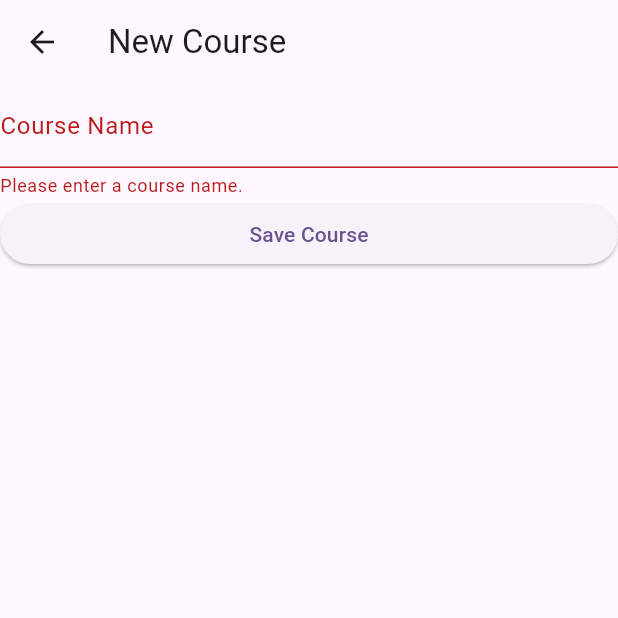
After one commit to Huotsty/W5-Observer_Pattern-State-Management, a Flutter app: the NewCourse screen opened directly, after a tap on "Save Course", on a phone screen of 412 x 824 dp, the top half of it. The commit adds this screen. Run offline on Flutter 3.47's test engine with Material 3 defaults, Android fonts, the phone set to English and light mode, and no system bars.

Commit message:
update directory

```diff
--- a/lib/Week6/EX-1-START-CODE/main.dart
+++ b/lib/Week6/EX-1-START-CODE/main.dart
@@ -1,8 +1,8 @@
 import 'package:flutter/material.dart';
 import 'package:provider/provider.dart';
-import 'package:week5/EX-1-START-CODE/providers/courses_provider.dart';
-import 'package:week5/EX-1-START-CODE/repositories/courses_mock_repository.dart';
-import 'package:week5/EX-1-START-CODE/screens/new_course_list_screen.dart';
+import 'package:week5/Week6/EX-1-START-CODE/providers/courses_provider.dart';
+import 'package:week5/Week6/EX-1-START-CODE/repositories/courses_mock_repository.dart';
+import 'package:week5/Week6/EX-1-START-CODE/screens/new_course_list_screen.dart';
 
 
 void main() {
--- a/lib/Week6/EX-1-START-CODE/providers/courses_provider.dart
+++ b/lib/Week6/EX-1-START-CODE/providers/courses_provider.dart
@@ -1,9 +1,10 @@
 import 'package:flutter/material.dart';
-import 'package:week5/EX-1-START-CODE/repositories/courses_repository.dart';
+import 'package:week5/Week6/EX-1-START-CODE/repositories/courses_repository.dart';
+
+import '../models/course.dart';
 
 
-import '../models/course.dart';
-class CourseProvider with ChangeNotifier{
+class CourseProvider extends ChangeNotifier{
   final CourseRepository repository;
   List<Course> _courses = [];
   CourseProvider({required this.repository}){
--- a/lib/Week6/EX-1-START-CODE/repositories/courses_mock_repository.dart
+++ b/lib/Week6/EX-1-START-CODE/repositories/courses_mock_repository.dart
@@ -1,6 +1,5 @@
-import 'package:week5/EX-1-START-CODE/models/course.dart';
 
-
+import '../models/course.dart';
 import 'courses_repository.dart';
 
 class CourseMockRepository extends CourseRepository{
--- a/lib/Week6/EX-1-START-CODE/repositories/courses_repository.dart
+++ b/lib/Week6/EX-1-START-CODE/repositories/courses_repository.dart
@@ -1,3 +1,4 @@
+
 import '../models/course.dart';
 
 abstract class CourseRepository{
--- a/lib/Week6/EX-1-START-CODE/screens/course_list_screen.dart
+++ b/lib/Week6/EX-1-START-CODE/screens/course_list_screen.dart
@@ -1,5 +1,6 @@
 import 'package:flutter/material.dart';
 import '../models/course.dart';
+
 import 'course_screen.dart';
 
 const Color mainColor = Colors.blue;
--- /dev/null
+++ b/lib/Week6/EX-1-START-CODE/screens/new_course.dart
@@ -0,0 +1,69 @@
+import 'package:flutter/material.dart';
+import 'package:provider/provider.dart';
+
+import 'package:week5/Week6/EX-1-START-CODE/providers/courses_provider.dart';
+
+import '../models/course.dart';
+
+
+class NewCourse extends StatefulWidget {
+  const NewCourse({super.key});
+
+  @override
+  State<NewCourse> createState() => _NewCourseState();
+}
+
+class _NewCourseState extends State<NewCourse> {
+  final _formKey = GlobalKey<FormState>();
+  late String _enteredCourse;
+  @override
+  void initState() {
+    super.initState();
+    _enteredCourse = '';
+  }
+
+  @override
+  Widget build(BuildContext context) {
+    return Scaffold(
+      appBar: AppBar(title: const Text('New Course')),
+      body: Center(
+        child: Form(
+          key: _formKey,
+          child: Column(
+            crossAxisAlignment: CrossAxisAlignment.stretch,
+            children: <Widget>[
+              TextFormField(
+                decoration: const InputDecoration(labelText: 'Course Name'),
+                validator: (value) {
+                  if (value == null || value.isEmpty) {
+                    return 'Please enter a course name.';
+                  }
+                  return null;
+                },
+                onSaved: (value) {
+                  _enteredCourse = value!;
+                },
+              ),
+              ElevatedButton(
+                onPressed: () {
+                  final isValid = _formKey.currentState!.validate();
+                  if (!isValid) {
+                    return;
+                  }
+                  _formKey.currentState!.save();
+                  // Call provider to add the course
+                  Provider.of<CourseProvider>(
+                    context,
+                    listen: false,
+                  ).addCourse(Course(name: _enteredCourse));
+                  Navigator.of(context).pop();
+                },
+                child: const Text('Save Course'),
+              ),
+            ],
+          ),
+        ),
+      ),
+    );
+  }
+}
--- a/lib/Week6/EX-1-START-CODE/screens/new_course_list_screen.dart
+++ b/lib/Week6/EX-1-START-CODE/screens/new_course_list_screen.dart
@@ -1,7 +1,6 @@
 import 'package:flutter/material.dart';
 import 'package:provider/provider.dart';
-import 'package:week5/EX-1-START-CODE/screens/new_course.dart';
-
+import 'package:week5/Week6/EX-1-START-CODE/screens/new_course.dart';
 
 import '../models/course.dart';
 import '../providers/courses_provider.dart';
--- a/lib/Week6/EX-1-START-CODE/screens/new_course_score_form.dart
+++ b/lib/Week6/EX-1-START-CODE/screens/new_course_score_form.dart
@@ -1,6 +1,6 @@
 import 'package:flutter/material.dart';
 import 'package:provider/provider.dart';
-import 'package:week5/EX-1-START-CODE/providers/courses_provider.dart';
+import 'package:week5/Week6/EX-1-START-CODE/providers/courses_provider.dart';
 
 import '../models/course.dart';
 import '../theme/theme.dart';
--- a/lib/Week6/EX-1-START-CODE/screens/new_course_screen.dart
+++ b/lib/Week6/EX-1-START-CODE/screens/new_course_screen.dart
@@ -1,6 +1,6 @@
 import 'package:flutter/material.dart';
 import 'package:provider/provider.dart';
-import 'package:week5/EX-1-START-CODE/providers/courses_provider.dart';
+import 'package:week5/Week6/EX-1-START-CODE/providers/courses_provider.dart';
 
 import '../models/course.dart';
 import 'new_course_score_form.dart';
--- a/lib/EX-2-START-CODE/DTO/post_dto.dart
+++ b/lib/Week6/EX-2-START-CODE/DTO/post_dto.dart
@@ -1,4 +1,4 @@
-import 'package:week5/EX-2-START-CODE/model/post.dart';
+import 'package:week5/Week6/EX-2-START-CODE/model/post.dart';
 
 class PostDTO{
   final int id;
--- a/lib/EX-2-START-CODE/repository/http_posts_repository.dart
+++ b/lib/Week6/EX-2-START-CODE/repository/http_posts_repository.dart
@@ -1,8 +1,8 @@
 import 'dart:convert';
 
-import 'package:week5/EX-2-START-CODE/DTO/post_dto.dart';
-import 'package:week5/EX-2-START-CODE/model/post.dart';
-import 'package:week5/EX-2-START-CODE/repository/post_repository.dart';
+import 'package:week5/Week6/EX-2-START-CODE/DTO/post_dto.dart';
+import 'package:week5/Week6/EX-2-START-CODE/model/post.dart';
+import 'package:week5/Week6/EX-2-START-CODE/repository/post_repository.dart';
 import 'package:http/http.dart' as http;
 class HttpPostRepository extends PostRepository{
   final String apiUrl = 'https://jsonplaceholder.typicode.com/posts';
```
Also changed, not shown: lib/Week6/EX-2-START-CODE/main.dart (renamed from lib/EX-2-START-CODE/main.dart, +4 -4 lines), lib/Week6/EX-2-START-CODE/model/post.dart (renamed from lib/EX-2-START-CODE/model/post.dart), lib/Week6/EX-2-START-CODE/repository/mock_post_repository.dart (renamed from lib/EX-2-START-CODE/repository/mock_post_repository.dart), lib/Week6/EX-2-START-CODE/repository/post_repository.dart (renamed from lib/EX-2-START-CODE/repository/post_repository.dart), lib/Week6/EX-2-START-CODE/ui/providers/async_value.dart (renamed from lib/EX-2-START-CODE/ui/providers/async_value.dart), lib/Week6/EX-2-START-CODE/ui/providers/post_provider.dart (renamed from lib/EX-2-START-CODE/ui/providers/post_provider.dart), lib/Week6/EX-2-START-CODE/ui/screens/get_one_post_screen.dart (renamed from lib/EX-2-START-CODE/ui/screens/get_one_post_screen.dart), lib/Week6/EX-2-START-CODE/ui/screens/post_screen.dart (renamed from lib/EX-2-START-CODE/ui/screens/post_screen.dart).
